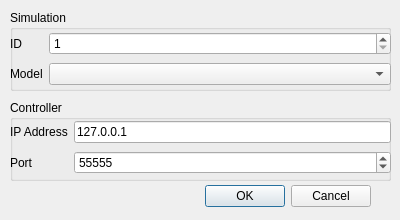
First picture: the form in form/adddevicedialog.ui, repository ekaradon-Alexander/Formation-Reconfiguration-HIL-Client, before the edit.
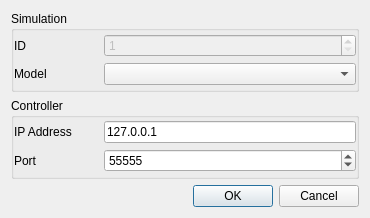
Second picture: the form after the edit.

```diff
--- a/form/adddevicedialog.ui
+++ b/form/adddevicedialog.ui
@@ -6,8 +6,8 @@
    <rect>
     <x>0</x>
     <y>0</y>
-    <width>400</width>
-    <height>220</height>
+    <width>370</width>
+    <height>218</height>
    </rect>
   </property>
   <property name="sizePolicy">
@@ -19,46 +19,35 @@
   <property name="windowTitle">
    <string>New Device</string>
   </property>
-  <widget class="QDialogButtonBox" name="buttonBox">
-   <property name="geometry">
-    <rect>
-     <x>30</x>
-     <y>180</y>
-     <width>341</width>
-     <height>32</height>
-    </rect>
-   </property>
-   <property name="orientation">
-    <enum>Qt::Horizontal</enum>
-   </property>
-   <property name="standardButtons">
-    <set>QDialogButtonBox::Cancel|QDialogButtonBox::Ok</set>
-   </property>
-  </widget>
+  <layout class="QGridLayout" name="gridLayout_3">
+   <item row="0" column="0">
   <widget class="QGroupBox" name="groupBox">
-   <property name="geometry">
-    <rect>
-     <x>10</x>
-     <y>10</y>
-     <width>381</width>
-     <height>81</height>
-    </rect>
-   </property>
    <property name="title">
     <string>Simulation</string>
    </property>
-   <widget class="QWidget" name="formLayoutWidget">
-    <property name="geometry">
-     <rect>
-      <x>0</x>
-      <y>20</y>
-      <width>381</width>
-      <height>59</height>
-     </rect>
-    </property>
+     <layout class="QGridLayout" name="gridLayout_4">
+      <property name="leftMargin">
+       <number>0</number>
+      </property>
+      <property name="topMargin">
+       <number>0</number>
+      </property>
+      <property name="rightMargin">
+       <number>0</number>
+      </property>
+      <property name="bottomMargin">
+       <number>0</number>
+      </property>
+      <item row="0" column="0">
     <layout class="QGridLayout" name="gridLayout">
      <item row="0" column="0">
       <widget class="QLabel" name="label">
+          <property name="sizePolicy">
+           <sizepolicy hsizetype="Preferred" vsizetype="Preferred">
+            <horstretch>1</horstretch>
+            <verstretch>0</verstretch>
+           </sizepolicy>
+          </property>
        <property name="text">
         <string>ID</string>
        </property>
@@ -66,9 +55,12 @@
      </item>
      <item row="0" column="1">
       <widget class="QSpinBox" name="ID">
+          <property name="enabled">
+           <bool>false</bool>
+          </property>
        <property name="sizePolicy">
         <sizepolicy hsizetype="Expanding" vsizetype="Fixed">
-         <horstretch>0</horstretch>
+            <horstretch>3</horstretch>
          <verstretch>0</verstretch>
         </sizepolicy>
        </property>
@@ -91,32 +83,38 @@
       <widget class="QComboBox" name="model"/>
      </item>
     </layout>
-   </widget>
-  </widget>
+      </item>
+     </layout>
+    </widget>
+   </item>
+   <item row="1" column="0">
   <widget class="QGroupBox" name="groupBox_2">
-   <property name="geometry">
-    <rect>
-     <x>10</x>
-     <y>100</y>
-     <width>381</width>
-     <height>81</height>
-    </rect>
-   </property>
    <property name="title">
     <string>Controller</string>
    </property>
-   <widget class="QWidget" name="formLayoutWidget_2">
-    <property name="geometry">
-     <rect>
-      <x>0</x>
-      <y>19</y>
-      <width>381</width>
-      <height>57</height>
-     </rect>
-    </property>
+     <layout class="QGridLayout" name="gridLayout_5">
+      <property name="leftMargin">
+       <number>0</number>
+      </property>
+      <property name="topMargin">
+       <number>0</number>
+      </property>
+      <property name="rightMargin">
+       <number>0</number>
+      </property>
+      <property name="bottomMargin">
+       <number>0</number>
+      </property>
+      <item row="0" column="0">
     <layout class="QGridLayout" name="gridLayout_2">
      <item row="0" column="0">
       <widget class="QLabel" name="label_3">
+          <property name="sizePolicy">
+           <sizepolicy hsizetype="Preferred" vsizetype="Preferred">
+            <horstretch>1</horstretch>
+            <verstretch>0</verstretch>
+           </sizepolicy>
+          </property>
        <property name="text">
         <string>IP Address</string>
        </property>
@@ -124,6 +122,12 @@
      </item>
      <item row="0" column="1">
       <widget class="QLineEdit" name="IP">
+          <property name="sizePolicy">
+           <sizepolicy hsizetype="Expanding" vsizetype="Fixed">
+            <horstretch>3</horstretch>
+            <verstretch>0</verstretch>
+           </sizepolicy>
+          </property>
        <property name="text">
         <string>127.0.0.1</string>
        </property>
@@ -147,8 +151,21 @@
       </widget>
      </item>
     </layout>
-   </widget>
-  </widget>
+      </item>
+     </layout>
+    </widget>
+   </item>
+   <item row="2" column="0">
+    <widget class="QDialogButtonBox" name="buttonBox">
+     <property name="orientation">
+      <enum>Qt::Horizontal</enum>
+     </property>
+     <property name="standardButtons">
+      <set>QDialogButtonBox::Cancel|QDialogButtonBox::Ok</set>
+     </property>
+    </widget>
+   </item>
+  </layout>
  </widget>
  <resources/>
  <connections>
```
Left out of the diff: 5 changed lines with no effect on the pictures. Lines whose indentation alone changed are shown as unchanged.
